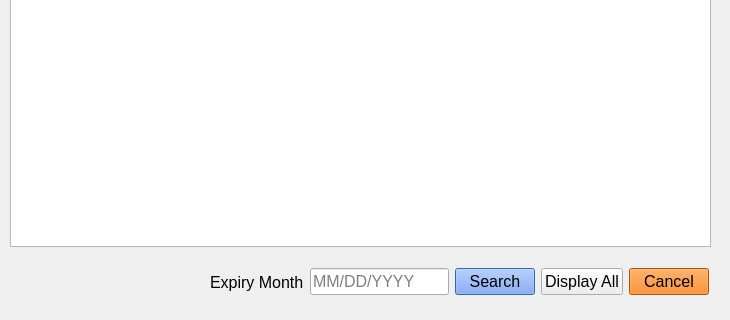
The window that membershipexpiry.ui (max9001/Bulk-Club-Project) describes before a commit, drawn with Qt 5; both pictures show x 0 to 730 and y 274 to 594 of the 730 by 594 pixel window.
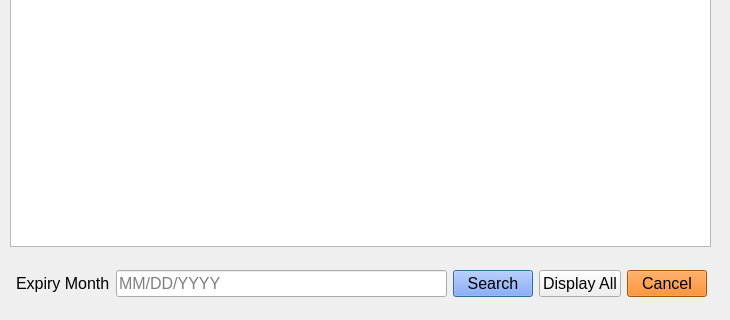
The same window after the commit.

Patch:
```diff
--- a/membershipexpiry.ui
+++ b/membershipexpiry.ui
@@ -23,13 +23,13 @@
     </rect>
    </property>
   </widget>
-  <widget class="QWidget" name="">
+  <widget class="QWidget" name="layoutWidget">
    <property name="geometry">
     <rect>
-     <x>210</x>
+     <x>16</x>
      <y>540</y>
-     <width>499</width>
-     <height>32</height>
+     <width>691</width>
+     <height>35</height>
     </rect>
    </property>
    <layout class="QHBoxLayout" name="horizontalLayout">
```
